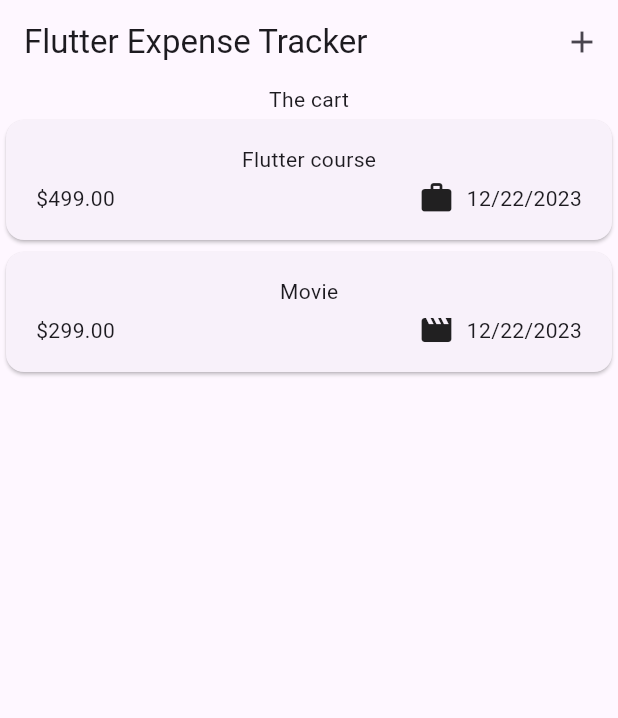
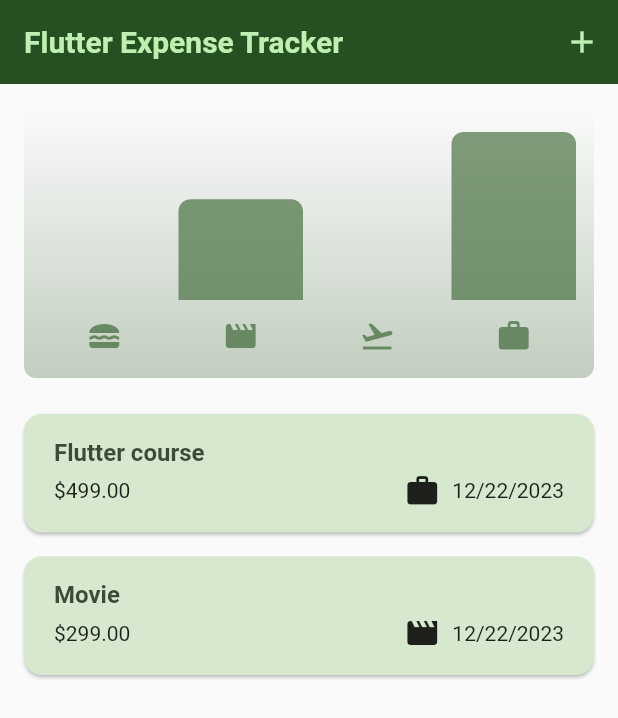
Before and after one commit to pratikk94/Flutter, a Flutter app: the screen it shows after launch, on a phone screen of 412 x 824 dp. Shown: the top 718 px of the screen. Run offline on Flutter 3.47's test engine with Material 2 defaults, Android fonts, the phone set to English and light mode, and no system bars.

Commit message:
Adding charts

```diff
--- a/003_expense_tracker/expense_tracker/lib/main.dart
+++ b/003_expense_tracker/expense_tracker/lib/main.dart
@@ -2,19 +2,59 @@ import 'package:expense_tracker/widgets/expenses.dart';
 import 'package:flutter/material.dart';
 
 void main() {
-  runApp(const MyApp());
+  runApp(MyApp());
 }
 
+//ignore: must_be_immutable
 class MyApp extends StatelessWidget {
-  const MyApp({super.key});
+  MyApp({super.key});
+
+  var eColorScheme =
+      ColorScheme.fromSeed(seedColor: const Color.fromARGB(255, 182, 252, 167));
+
+  var edColorScheme = ColorScheme.fromSeed(
+      brightness: Brightness.dark,
+      seedColor: const Color.fromARGB(255, 125, 146, 208));
+
   @override
   Widget build(BuildContext context) {
     return MaterialApp(
       title: 'Flutter Demo',
-      theme: ThemeData(
-        colorScheme: ColorScheme.fromSeed(seedColor: Colors.deepPurple),
+      darkTheme: ThemeData().copyWith(
         useMaterial3: true,
+        colorScheme: edColorScheme,
       ),
+      theme: ThemeData().copyWith(
+        useMaterial3: true,
+        colorScheme: eColorScheme,
+        appBarTheme: const AppBarTheme().copyWith(
+          backgroundColor: eColorScheme.onPrimaryContainer,
+          foregroundColor: eColorScheme.primaryContainer,
+        ),
+        cardTheme: const CardTheme().copyWith(
+            color: eColorScheme.secondaryContainer,
+            margin: const EdgeInsets.symmetric(
+              horizontal: 16,
+              vertical: 8,
+            )),
+        elevatedButtonTheme: ElevatedButtonThemeData(
+            style: ElevatedButton.styleFrom(
+          backgroundColor: eColorScheme.primaryContainer,
+        )),
+        textTheme: ThemeData().textTheme.copyWith(
+              titleLarge: TextStyle(
+                fontWeight: FontWeight.bold,
+                color: eColorScheme.onSecondaryContainer,
+                fontSize: 20,
+              ),
+              labelLarge: TextStyle(
+                fontWeight: FontWeight.w700,
+                color: eColorScheme.onSecondaryContainer,
+                fontSize: 16,
+              ),
+            ),
+      ),
+      themeMode: ThemeMode.system,
       home: const MyHomePage(title: 'Flutter Demo Home Page'),
     );
   }
--- a/003_expense_tracker/expense_tracker/lib/models/expense.dart
+++ b/003_expense_tracker/expense_tracker/lib/models/expense.dart
@@ -32,3 +32,23 @@ class Expense {
     return formatter.format(date);
   }
 }
+
+class ExpenseBucket {
+  const ExpenseBucket({required this.category, required this.expenses});
+
+  final Category category;
+  final List<Expense> expenses;
+
+  ExpenseBucket.forCategory(List<Expense> allExpenses, this.category)
+      : expenses = allExpenses
+            .where((expense) => expense.category == category)
+            .toList();
+
+  double get totalExpenses {
+    double sum = 0;
+    for (final expense in expenses) {
+      sum += expense.amount;
+    }
+    return sum;
+  }
+}
--- /dev/null
+++ b/003_expense_tracker/expense_tracker/lib/widgets/chart/chart.dart
@@ -0,0 +1,95 @@
+import 'package:flutter/material.dart';
+
+import 'package:expense_tracker/widgets/chart/chart_bar.dart';
+import 'package:expense_tracker/models/expense.dart';
+
+class Chart extends StatelessWidget {
+  const Chart({super.key, required this.expenses});
+
+  final List<Expense> expenses;
+
+  List<ExpenseBucket> get buckets {
+    return [
+      ExpenseBucket.forCategory(expenses, Category.food),
+      ExpenseBucket.forCategory(expenses, Category.leisure),
+      ExpenseBucket.forCategory(expenses, Category.travel),
+      ExpenseBucket.forCategory(expenses, Category.work),
+    ];
+  }
+
+  double get maxTotalExpense {
+    double maxTotalExpense = 0;
+
+    for (final bucket in buckets) {
+      if (bucket.totalExpenses > maxTotalExpense) {
+        maxTotalExpense = bucket.totalExpenses;
+      }
+    }
+
+    return maxTotalExpense;
+  }
+
+  @override
+  Widget build(BuildContext context) {
+    final isDarkMode =
+        MediaQuery.of(context).platformBrightness == Brightness.dark;
+    return Container(
+      margin: const EdgeInsets.all(16),
+      padding: const EdgeInsets.symmetric(
+        vertical: 16,
+        horizontal: 8,
+      ),
+      width: double.infinity,
+      height: 180,
+      decoration: BoxDecoration(
+        borderRadius: BorderRadius.circular(8),
+        gradient: LinearGradient(
+          colors: [
+            Theme.of(context).colorScheme.primary.withOpacity(0.3),
+            Theme.of(context).colorScheme.primary.withOpacity(0.0)
+          ],
+          begin: Alignment.bottomCenter,
+          end: Alignment.topCenter,
+        ),
+      ),
+      child: Column(
+        children: [
+          Expanded(
+            child: Row(
+              crossAxisAlignment: CrossAxisAlignment.end,
+              children: [
+                for (final bucket in buckets) // alternative to map()
+                  ChartBar(
+                    fill: bucket.totalExpenses == 0
+                        ? 0
+                        : bucket.totalExpenses / maxTotalExpense,
+                  )
+              ],
+            ),
+          ),
+          const SizedBox(height: 12),
+          Row(
+            children: buckets
+                .map(
+                  (bucket) => Expanded(
+                    child: Padding(
+                      padding: const EdgeInsets.symmetric(horizontal: 4),
+                      child: Icon(
+                        categoryIcon[bucket.category],
+                        color: isDarkMode
+                            ? Theme.of(context).colorScheme.secondary
+                            : Theme.of(context)
+                                .colorScheme
+                                .primary
+                                .withOpacity(0.7),
+                      ),
+                    ),
+                  ),
+                )
+                .toList(),
+          )
+        ],
+      ),
+    );
+  }
+}
--- /dev/null
+++ b/003_expense_tracker/expense_tracker/lib/widgets/chart/chart_bar.dart
@@ -0,0 +1,34 @@
+import 'package:flutter/material.dart';
+
+class ChartBar extends StatelessWidget {
+  const ChartBar({
+    super.key,
+    required this.fill,
+  });
+
+  final double fill;
+
+  @override
+  Widget build(BuildContext context) {
+    final isDarkMode =
+        MediaQuery.of(context).platformBrightness == Brightness.dark;
+    return Expanded(
+      child: Padding(
+        padding: const EdgeInsets.symmetric(horizontal: 4),
+        child: FractionallySizedBox(
+          heightFactor: fill,
+          child: DecoratedBox(
+            decoration: BoxDecoration(
+              shape: BoxShape.rectangle,
+              borderRadius:
+                  const BorderRadius.vertical(top: Radius.circular(8)),
+              color: isDarkMode
+                  ? Theme.of(context).colorScheme.secondary
+                  : Theme.of(context).colorScheme.primary.withOpacity(0.65),
+            ),
+          ),
+        ),
+      ),
+    );
+  }
+}
--- a/003_expense_tracker/expense_tracker/lib/widgets/expense_list/expense_item.dart
+++ b/003_expense_tracker/expense_tracker/lib/widgets/expense_list/expense_item.dart
@@ -9,8 +9,11 @@ class ExpenseItem extends StatelessWidget {
     return Card(
       child: Padding(
         padding: const EdgeInsets.symmetric(horizontal: 20, vertical: 16),
-        child: Column(children: [
-          Text(expense.title),
+        child: Column(crossAxisAlignment: CrossAxisAlignment.start, children: [
+          Text(
+            expense.title,
+            style: Theme.of(context).textTheme.labelLarge,
+          ),
           const SizedBox(
             height: 4,
           ),
--- a/003_expense_tracker/expense_tracker/lib/widgets/expense_list/expenses_list.dart
+++ b/003_expense_tracker/expense_tracker/lib/widgets/expense_list/expenses_list.dart
@@ -14,6 +14,9 @@ class ExpensesList extends StatelessWidget {
     return ListView.builder(
       itemCount: expenses.length,
       itemBuilder: ((context, index) => Dismissible(
+            background: Container(
+              color: Theme.of(context).colorScheme.error.withOpacity(0.85),
+            ),
             key: ValueKey(expenses[index]),
             onDismissed: (direction) {
               removeExpense(expenses[index]);
--- a/003_expense_tracker/expense_tracker/lib/widgets/expenses.dart
+++ b/003_expense_tracker/expense_tracker/lib/widgets/expenses.dart
@@ -1,3 +1,4 @@
+import 'package:expense_tracker/widgets/chart/chart.dart';
 import 'package:expense_tracker/widgets/expense_list/expenses_list.dart';
 import 'package:expense_tracker/models/expense.dart';
 import 'package:expense_tracker/widgets/new_expense.dart';
@@ -82,7 +83,7 @@ class _ExpensesState extends State<Expenses> {
       ),
       body: Column(
         children: [
-          const Text("The cart"),
+          Chart(expenses: registeredExpenses),
           Expanded(child: mainContent),
         ],
       ),
```
